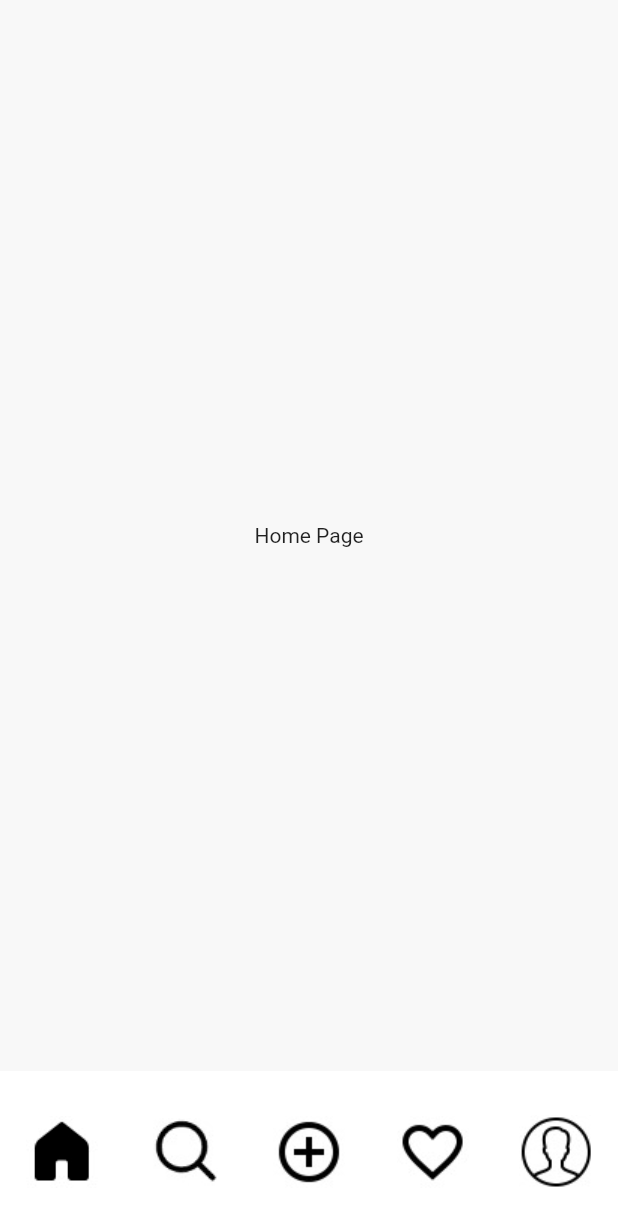
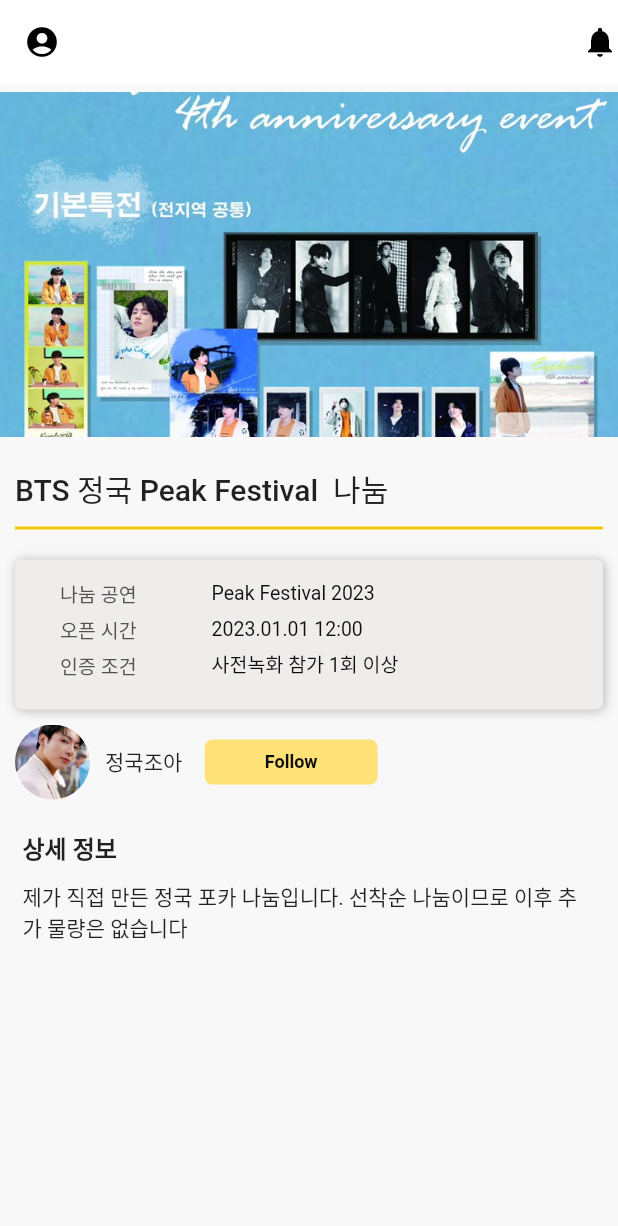
Before and after one commit to jieunlee0106/git_lab, a Flutter app: the screen it shows after launch, on a phone screen of 412 x 824 dp. Shown: the top 1226 px of the screen. Run offline on Flutter 3.47's test engine with Material 2 defaults, Android fonts, the phone set to English and light mode, and no system bars; our stand-ins replace flutter_svg, get, logger; missing offline and left inert: multi_image_picker_view, platform_date_picker; project files that could hold a hidden picture were left out.

Commit message:
S08P31B207-272 feat: 나눔상세 페이지

```diff
--- a/fe/user/nnz/lib/main.dart
+++ b/fe/user/nnz/lib/main.dart
@@ -6,6 +6,7 @@ import 'package:nnz/src/pages/user/find_password.dart';
 import 'package:nnz/src/pages/user/login.dart';
 import 'package:nnz/src/pages/user/register.dart';
 import 'package:nnz/src/pages/user/register_form.dart';
+import 'package:nnz/src/pages/share/sharing_detail.dart';
 
 import 'src/app.dart';
 import 'src/config/config.dart';
@@ -34,7 +35,7 @@ class MyApp extends StatelessWidget {
       ),
       debugShowCheckedModeBanner: false,
       initialBinding: InitBindings(),
-      initialRoute: "/",
+      initialRoute: "/sharingDetail",
       getPages: [
         GetPage(
           name: "/",
@@ -68,7 +69,11 @@ class MyApp extends StatelessWidget {
           name: "/sharingRegister",
           page: () => SharingRegister(),
           transition: Transition.native,
-        )
+        ),
+        GetPage(
+            name: "/sharingDetail",
+            page: () => const SharingDetail(),
+            transition: Transition.rightToLeft),
       ],
     );
   }
--- /dev/null
+++ b/fe/user/nnz/lib/src/components/sharing_detail/divide_line.dart
@@ -0,0 +1,22 @@
+import 'package:flutter/material.dart';
+
+class DevideLine extends StatelessWidget {
+  final Color bgColor;
+  final double pad;
+
+  const DevideLine({super.key, required this.bgColor, required this.pad});
+
+  @override
+  Widget build(BuildContext context) {
+    return Padding(
+      padding: EdgeInsets.symmetric(
+        horizontal: pad,
+      ),
+      child: Container(
+        height: 2,
+        width: double.maxFinite,
+        color: bgColor,
+      ),
+    );
+  }
+}
--- /dev/null
+++ b/fe/user/nnz/lib/src/components/sharing_detail/share_image.dart
@@ -0,0 +1,15 @@
+import 'package:flutter/material.dart';
+
+class ShareImage extends StatelessWidget {
+  const ShareImage({super.key});
+
+  @override
+  Widget build(BuildContext context) {
+    return Image.asset(
+      'assets/images/sharing_sample/sharingsource.jpg',
+      width: 200,
+      height: 200,
+      fit: BoxFit.cover,
+    );
+  }
+}
--- /dev/null
+++ b/fe/user/nnz/lib/src/components/sharing_detail/sharing_button.dart
@@ -0,0 +1,36 @@
+import 'package:flutter/material.dart';
+import 'package:nnz/src/config/config.dart';
+
+class SharingButton extends StatelessWidget {
+  final double btnheight;
+  final double btnwidth;
+  final String btntext;
+
+  const SharingButton({
+    super.key,
+    required this.btnheight,
+    required this.btnwidth,
+    required this.btntext,
+  });
+
+  @override
+  Widget build(BuildContext context) {
+    return Container(
+      decoration: BoxDecoration(
+        color: Config.yellowColor,
+        borderRadius: BorderRadius.circular(5),
+      ),
+      child: Padding(
+        padding:
+            EdgeInsets.symmetric(horizontal: btnwidth, vertical: btnheight),
+        child: Text(
+          btntext,
+          style: TextStyle(
+              fontSize: 12,
+              color: Config.blackColor,
+              fontWeight: FontWeight.w600),
+        ),
+      ),
+    );
+  }
+}
--- /dev/null
+++ b/fe/user/nnz/lib/src/components/sharing_detail/sharing_card.dart
@@ -0,0 +1,97 @@
+import 'package:flutter/material.dart';
+
+class SharingDetailCard extends StatelessWidget {
+  const SharingDetailCard({super.key});
+
+  @override
+  Widget build(BuildContext context) {
+    return SizedBox(
+      height: 100,
+      child: Container(
+        decoration: BoxDecoration(
+            color: const Color.fromARGB(255, 239, 236, 236),
+            borderRadius: BorderRadius.circular(5),
+            boxShadow: [
+              BoxShadow(
+                  blurRadius: 5.0,
+                  offset: const Offset(0.7, 0.7),
+                  color: Colors.grey.withOpacity(0.7))
+            ]),
+        child: const Row(
+          children: [
+            Padding(
+              padding: EdgeInsets.symmetric(horizontal: 30, vertical: 13),
+              child: Column(
+                crossAxisAlignment: CrossAxisAlignment.start,
+                children: [
+                  Text(
+                    "나눔 공연",
+                    style: TextStyle(
+                      fontSize: 13,
+                      color: Color(0xFF525252),
+                    ),
+                  ),
+                  SizedBox(
+                    height: 5,
+                  ),
+                  Text(
+                    "오픈 시간",
+                    style: TextStyle(
+                      fontSize: 13,
+                      color: Color(0xFF525252),
+                    ),
+                  ),
+                  SizedBox(
+                    height: 5,
+                  ),
+                  Text(
+                    "인증 조건",
+                    style: TextStyle(
+                      fontSize: 13,
+                      color: Color(0xFF525252),
+                    ),
+                  ),
+                ],
+              ),
+            ),
+            Padding(
+              padding: EdgeInsets.symmetric(horizontal: 20, vertical: 15),
+              child: Column(
+                crossAxisAlignment: CrossAxisAlignment.start,
+                children: [
+                  Text(
+                    "Peak Festival 2023",
+                    style: TextStyle(
+                      fontSize: 13,
+                      color: Color(0xFF0d0d0d),
+                    ),
+                  ),
+                  SizedBox(
+                    height: 9,
+                  ),
+                  Text(
+                    "2023.01.01 12:00",
+                    style: TextStyle(
+                      fontSize: 13,
+                      color: Color(0xFF0d0d0d),
+                    ),
+                  ),
+                  SizedBox(
+                    height: 6,
+                  ),
+                  Text(
+                    "사전녹화 참가 1회 이상",
+                    style: TextStyle(
+                      fontSize: 13,
+                      color: Color(0xFF0d0d0d),
+                    ),
+                  ),
+                ],
+              ),
+            )
+          ],
+        ),
+      ),
+    );
+  }
+}
--- /dev/null
+++ b/fe/user/nnz/lib/src/pages/share/sharing_detail.dart
@@ -0,0 +1,121 @@
+import 'package:flutter/material.dart';
+
+import 'package:nnz/src/components/sharing_detail/divide_line.dart';
+import 'package:nnz/src/components/sharing_detail/sharing_button.dart';
+import 'package:nnz/src/components/sharing_detail/sharing_card.dart';
+
+class SharingDetail extends StatelessWidget {
+  const SharingDetail({super.key});
+
+  @override
+  Widget build(BuildContext context) {
+    return Scaffold(
+      appBar: AppBar(
+        backgroundColor: Colors.white,
+        iconTheme: const IconThemeData(color: Colors.black),
+        leading: const Icon(Icons.account_circle),
+        actions: const [Icon(Icons.notifications)],
+      ),
+      body: Padding(
+        padding: const EdgeInsets.symmetric(
+          vertical: 5,
+        ),
+        child: Column(
+          children: [
+            Center(
+              child: Image.asset(
+                "assets/images/sharing_sample/sharingsource.jpg",
+                height: 230,
+                width: double.maxFinite,
+                fit: BoxFit.cover,
+              ),
+            ),
+            const SizedBox(
+              height: 20,
+            ),
+            const Row(
+              mainAxisAlignment: MainAxisAlignment.start,
+              children: [
+                Padding(
+                  padding: EdgeInsets.symmetric(horizontal: 10),
+                  child: Text(
+                    "BTS 정국 Peak Festival  나눔",
+                    style: TextStyle(fontSize: 20, fontWeight: FontWeight.w500),
+                  ),
+                ),
+              ],
+            ),
+            const SizedBox(
+              height: 10,
+            ),
+            const DevideLine(
+              bgColor: Color(0xFFF3C906),
+              pad: 10,
+            ),
+            const SizedBox(
+              height: 20,
+            ),
+            const Padding(
+              padding: EdgeInsets.symmetric(horizontal: 10),
+              child: SharingDetailCard(),
+            ),
+            const SizedBox(
+              height: 10,
+            ),
+            Row(
+              children: [
+                Padding(
+                  padding: const EdgeInsets.symmetric(horizontal: 10),
+                  child: Container(
+                    width: 50,
+                    height: 50,
+                    decoration: const BoxDecoration(
+                      image: DecorationImage(
+                        image: AssetImage(
+                            "assets/images/sharing_sample/profileimage.jpg"),
+                        fit: BoxFit.cover,
+                      ),
+                      shape: BoxShape.circle,
+                    ),
+                  ),
+                ),
+                const Text("정국조아"),
+                const SizedBox(
+                  width: 15,
+                ),
+                const SharingButton(
+                  btntext: "Follow",
+                  btnheight: 8,
+                  btnwidth: 40,
+                ),
+              ],
+            ),
+            const SizedBox(
+              height: 20,
+            ),
+            const Padding(
+              padding: EdgeInsets.symmetric(horizontal: 15),
+              child: SizedBox(
+                width: double.maxFinite,
+                child: Column(
+                  crossAxisAlignment: CrossAxisAlignment.start,
+                  children: [
+                    Text(
+                      "상세 정보",
+                      style:
+                          TextStyle(fontSize: 16, fontWeight: FontWeight.w600),
+                    ),
+                    SizedBox(
+                      height: 10,
+                    ),
+                    Text("제가 직접 만든 정국 포카 나눔입니다. 선착순 나눔이므로 이후 추가 물량은 없습니다"),
+                  ],
+                ),
+              ),
+            )
+          ],
+        ),
+      ),
+    );
+  }
+}
--- a/fe/user/nnz/pubspec.yaml
+++ b/fe/user/nnz/pubspec.yaml
@@ -68,6 +68,7 @@ flutter:
     - assets/images/login/
     - assets/images/bottom_navigator/
     - assets/images/sharing_register/
+    - assets/images/sharing_sample/
 
   # An image asset can refer to one or more resolution-specific "variants", see
   # https://flutter.dev/assets-and-images/#resolution-aware
```
Also changed, not shown: fe/user/nnz/assets/images/sharing_sample/profileimage.jpg (added), fe/user/nnz/assets/images/sharing_sample/sharingsource.jpg (added).
